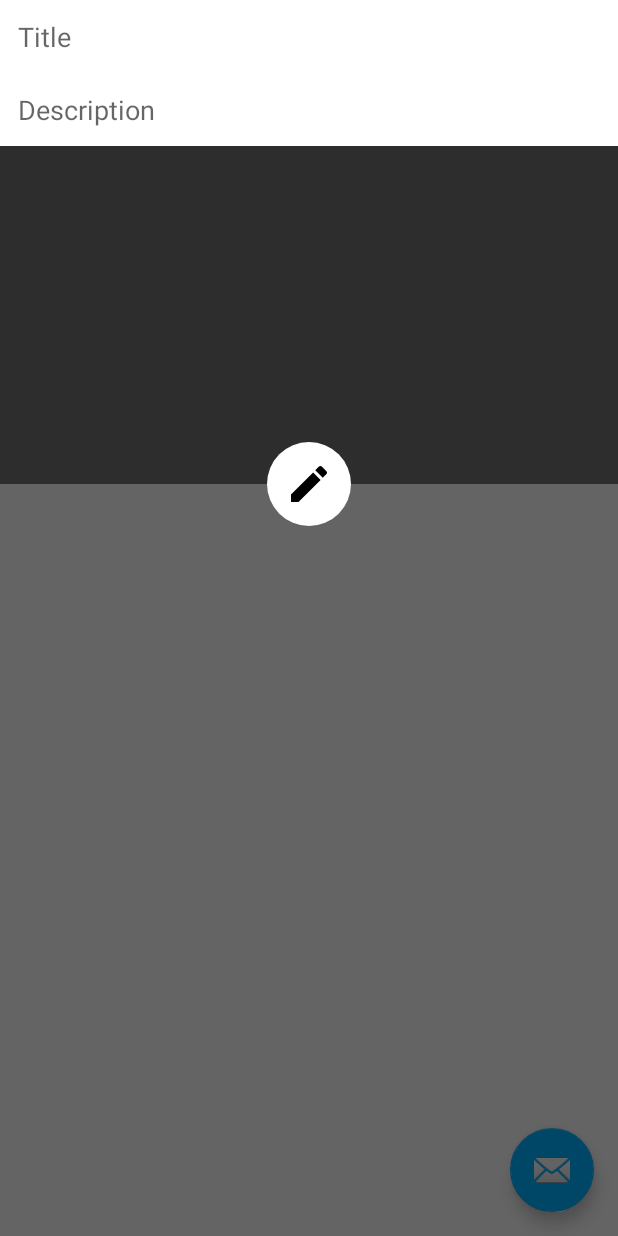
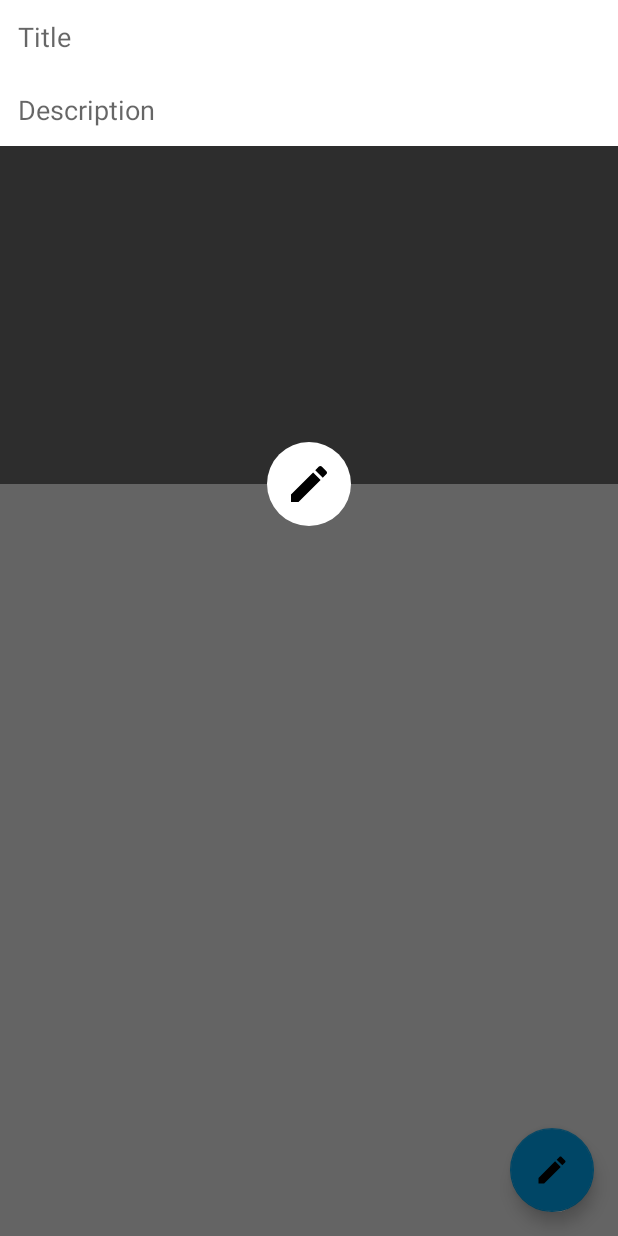
Before and after one commit to ruwanliyanage123/SiyapathaEats, an Android app: the screen it shows after launch once a user with an empty profile is signed in (Home), after a tap on an icon or button, on a phone screen of 412 x 824 dp. Run offline under Robolectric (Android 15) with nearby library versions, the phone set to English and light mode, and no system bars; our stand-ins replace Firebase (no records; nobody signed in at launch, a user with empty details on screens opened directly); pictures from the network do not load.

Commit message:
in initpop funciton

```diff
--- a/app/src/main/java/com/example/siyapathaeats/Activities/Home.java
+++ b/app/src/main/java/com/example/siyapathaeats/Activities/Home.java
@@ -18,6 +18,7 @@ import android.support.v7.widget.Toolbar;
 import android.view.Menu;
 import android.view.MenuItem;
 import android.widget.ImageView;
+import android.widget.TextClock;
 import android.widget.TextView;
 
 import com.bumptech.glide.Glide;
@@ -34,6 +35,9 @@ public class Home extends AppCompatActivity
     FirebaseAuth mAuth;
     FirebaseUser currentUser;
     Dialog popAddPost;
+    ImageView popupUserImage, popupPostImage, popupAddBtn;
+    TextView popupTitle, popupDescription;
+
 
     @Override
     protected void onCreate(Bundle savedInstanceState) {
@@ -78,6 +82,24 @@ public class Home extends AppCompatActivity
         popAddPost.getWindow().setBackgroundDrawable(new ColorDrawable(Color.TRANSPARENT));
         popAddPost.getWindow().setLayout(Toolbar.LayoutParams.MATCH_PARENT,Toolbar.LayoutParams.WRAP_CONTENT);
         popAddPost.getWindow().getAttributes().gravity = Gravity.TOP;
+
+        //ini pop up
+
+        popupUserImage = popAddPost.findViewById(R.id.popup_user_image);
+        popupPostImage = popAddPost.findViewById(R.id.popup_img);
+        popupTitle = popAddPost.findViewById(R.id.popup_title);
+        popupDescription = popAddPost.findViewById(R.id.popup_description);
+        popupAddBtn = popAddPost.findViewById(R.id.popup_add);
+
+        //add post click listener
+
+        popupAddBtn.setOnClickListener(new View.OnClickListener() {
+            @Override
+            public void onClick(View view) {
+
+            }
+        });
+
     }
 
     @Override
--- a/app/src/main/res/layout/app_bar_home.xml
+++ b/app/src/main/res/layout/app_bar_home.xml
@@ -28,6 +28,6 @@
         android:layout_height="wrap_content"
         android:layout_gravity="bottom|end"
         android:layout_margin="@dimen/fab_margin"
-        app:srcCompat="@android:drawable/ic_dialog_email" />
+        android:src="@drawable/ic_mode_edit_black_24dp" />
 
 </android.support.design.widget.CoordinatorLayout>
```
